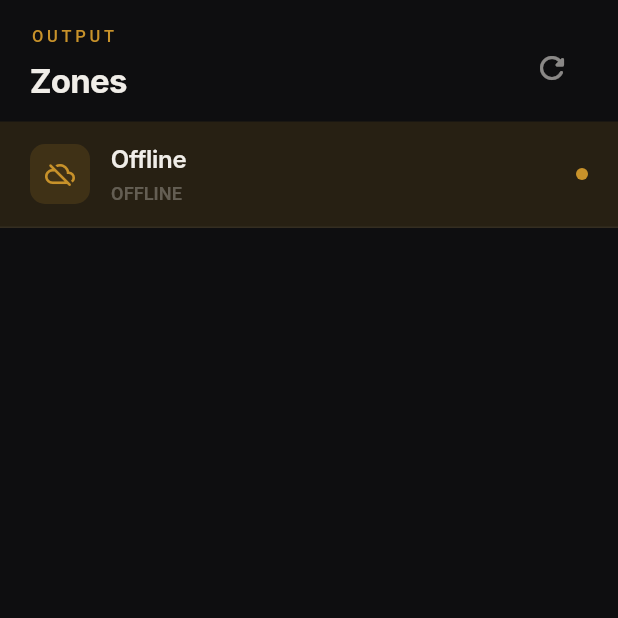
After one commit to vdulnev/jrr_f_bloc, a Flutter app: the ZoneListScreen screen opened directly, after a tap on the "refresh" icon, on a phone screen of 412 x 824 dp, the top half of it. The commit adds this screen. Run offline on Flutter 3.47's test engine with Material 3 defaults, Android fonts, the phone set to English and light mode, and no system bars; our stand-ins replace dio, drift, drift_flutter, flutter_bloc, flutter_secure_storage, fpdart and 6 more; missing offline and left inert: talker_bloc_logger; accounts and stored records are empty; generated files the repository leaves out were written again; Roboto replaces fonts that are missing (IBMPlexMono, Inter); statements that could not run were skipped.

Commit message:
feat(zones): Phase 4. ZonesCubit, ActiveZoneCubit, zone list screen
ZonesCubit owns the 30s polling timer and switches it based on session
state (subscribed to SessionCubit) and active zone (subscribed to
ActiveZoneCubit — polling suspends on the Offline zone per spec §5.1).
ActiveZoneCubit holds Zone? and persists the GUID under
kActiveZoneGuidKey, restoring the saved zone whenever a fresh list
arrives via onZonesLoaded().

ZoneListScreen and ZoneTile are stateless and read both cubits via
BlocBuilder. The per-tile play/pause indicator and audio-quality popup
that exist in the Riverpod version depend on PlayerCubit and
LocalAudioQualityCubit; they're rewired in Phase 5. AndroidAuto live
zone toggle stays inert pending Phase 10.

The placeholder authenticated shell gains a NavigationBar with Server
and Zones tabs so the slice is demoable end-to-end.

```diff
--- /dev/null
+++ b/lib/features/zones/bloc/active_zone_cubit.dart
@@ -0,0 +1,60 @@
+import 'package:flutter_bloc/flutter_bloc.dart';
+import 'package:shared_preferences/shared_preferences.dart';
+import 'package:talker/talker.dart';
+
+import '../data/models/zone.dart';
+import '../data/repositories/zone_repository.dart';
+
+/// Tracks which zone the user is targeting. State is the active zone or
+/// `null` when none has been chosen yet (e.g. zone list still loading).
+///
+/// Persists the active zone's GUID under [kActiveZoneGuidKey] so the same
+/// zone is restored on relaunch.
+class ActiveZoneCubit extends Cubit<Zone?> {
+  final SharedPreferences _prefs;
+  final Talker _talker;
+
+  ActiveZoneCubit({required SharedPreferences prefs, required Talker talker})
+    : _prefs = prefs,
+      _talker = talker,
+      super(null);
+
+  /// Called by [ZonesCubit] whenever a fresh zone list arrives. Restores
+  /// the previously saved zone, falls back to the first zone, or clears
+  /// state if the list is empty.
+  void onZonesLoaded(List<Zone> zones) {
+    if (zones.isEmpty) {
+      clear();
+      return;
+    }
+    final savedGuid = _prefs.getString(kActiveZoneGuidKey);
+    final next = savedGuid != null
+        ? zones.firstWhere(
+            (z) => z.guid == savedGuid,
+            orElse: () => zones.first,
+          )
+        : zones.first;
+    _talker.debug(
+      '[ActiveZoneCubit] Resolved active zone ${next.name} '
+      '(savedGuid=$savedGuid)',
+    );
+    _emitAndPersist(next);
+  }
+
+  void setZone(Zone zone) {
+    _talker.debug('[ActiveZoneCubit] setZone ${zone.name}');
+    _emitAndPersist(zone);
+  }
+
+  void clear() {
+    if (state == null) return;
+    _talker.debug('[ActiveZoneCubit] cleared');
+    emit(null);
+    _prefs.remove(kActiveZoneGuidKey);
+  }
+
+  void _emitAndPersist(Zone zone) {
+    emit(zone);
+    _prefs.setString(kActiveZoneGuidKey, zone.guid);
+  }
+}
--- /dev/null
+++ b/lib/features/zones/bloc/zones_cubit.dart
@@ -0,0 +1,114 @@
+import 'dart:async';
+
+import 'package:flutter_bloc/flutter_bloc.dart';
+import 'package:talker/talker.dart';
+
+import '../../../core/error/app_exception.dart';
+import '../../connection/bloc/session_cubit.dart';
+import '../../connection/bloc/session_state.dart';
+import '../data/models/zone.dart';
+import '../data/repositories/zone_repository.dart';
+import 'active_zone_cubit.dart';
+import 'zones_state.dart';
+
+/// Loads the zone list from the server and polls every 30s while the
+/// session is authenticated. Suspends polling while the active zone is the
+/// synthetic Offline zone (no server to talk to).
+class ZonesCubit extends Cubit<ZonesState> {
+  final ZoneRepository _repo;
+  final SessionCubit _session;
+  final ActiveZoneCubit _activeZone;
+  final Talker _talker;
+
+  static const _pollInterval = Duration(seconds: 30);
+
+  StreamSubscription<SessionState>? _sessionSub;
+  StreamSubscription<Zone?>? _activeZoneSub;
+  Timer? _timer;
+
+  ZonesCubit({
+    required ZoneRepository repository,
+    required SessionCubit session,
+    required ActiveZoneCubit activeZone,
+    required Talker talker,
+  }) : _repo = repository,
+       _session = session,
+       _activeZone = activeZone,
+       _talker = talker,
+       super(const ZonesState.loading()) {
+    _sessionSub = _session.stream.listen(_onSessionChanged);
+    _activeZoneSub = _activeZone.stream.listen(_onActiveZoneChanged);
+    // Seed from current session state — listeners only fire on change.
+    _onSessionChanged(_session.state);
+  }
+
+  void _onSessionChanged(SessionState state) {
+    switch (state) {
+      case Authenticated():
+        refresh();
+        _restartTimer();
+      case Restoring() || Unauthenticated():
+        _stopTimer();
+        emit(const ZonesState.loading());
+    }
+  }
+
+  void _onActiveZoneChanged(Zone? zone) {
+    // Suspend polling when the user picks the Offline zone (server-less).
+    if (zone?.isOffline == true) {
+      _stopTimer();
+    } else if (_session.state is Authenticated && _timer == null) {
+      _restartTimer();
+    }
+  }
+
+  Future<void> refresh() async {
+    final result = await _repo.getZones();
+    result.fold(
+      (e) {
+        _talker.warning('[ZonesCubit] getZones failed: $e');
+        emit(ZonesState.error(error: e));
+      },
+      (zones) {
+        emit(ZonesState.loaded(zones: zones));
+        _activeZone.onZonesLoaded(zones);
+      },
+    );
+  }
+
+  void _restartTimer() {
+    _stopTimer();
+    if (_activeZone.state?.isOffline == true) return;
+    _timer = Timer.periodic(_pollInterval, (_) {
+      _talker.debug('[ZonesCubit] Tick — refreshing zone list');
+      refresh();
+    });
+  }
+
+  void _stopTimer() {
+    _timer?.cancel();
+    _timer = null;
+  }
+
+  /// Pause polling without dropping state (e.g. when the app is backgrounded).
+  void pause() => _stopTimer();
+
+  /// Resume polling if a session is active.
+  void resume() {
+    if (_session.state is Authenticated) {
+      _restartTimer();
+    }
+  }
+
+  /// Convenience for callers that don't want to switch on the union.
+  AppException? get error =>
+      state is ZonesError ? (state as ZonesError).error : null;
+
+  @override
+  Future<void> close() async {
+    _stopTimer();
+    await _sessionSub?.cancel();
+    await _activeZoneSub?.cancel();
+    return super.close();
+  }
+}
--- /dev/null
+++ b/lib/features/zones/bloc/zones_state.dart
@@ -0,0 +1,13 @@
+import 'package:freezed_annotation/freezed_annotation.dart';
+
+import '../../../core/error/app_exception.dart';
+import '../data/models/zone.dart';
+
+part 'zones_state.freezed.dart';
+
+@freezed
+sealed class ZonesState with _$ZonesState {
+  const factory ZonesState.loading() = ZonesLoading;
+  const factory ZonesState.loaded({required List<Zone> zones}) = ZonesLoaded;
+  const factory ZonesState.error({required AppException error}) = ZonesError;
+}
--- /dev/null
+++ b/lib/features/zones/widgets/zone_list_screen.dart
@@ -0,0 +1,82 @@
+import 'package:flutter/material.dart';
+import 'package:flutter_bloc/flutter_bloc.dart';
+
+import '../../../core/theme/app_theme.dart';
+import '../../../shared/widgets/error_view.dart';
+import '../../../shared/widgets/loading_view.dart';
+import '../bloc/active_zone_cubit.dart';
+import '../bloc/zones_cubit.dart';
+import '../bloc/zones_state.dart';
+import 'zone_tile.dart';
+
+class ZoneListScreen extends StatelessWidget {
+  const ZoneListScreen({super.key});
+
+  @override
+  Widget build(BuildContext context) {
+    return Scaffold(
+      body: SafeArea(
+        bottom: false,
+        child: Column(
+          crossAxisAlignment: CrossAxisAlignment.start,
+          children: [
+            Padding(
+              padding: const EdgeInsets.fromLTRB(20, 16, 20, 12),
+              child: Row(
+                crossAxisAlignment: CrossAxisAlignment.end,
+                children: [
+                  const Expanded(
+                    child: Column(
+                      crossAxisAlignment: CrossAxisAlignment.start,
+                      children: [
+                        Text('OUTPUT', style: AppTextStyles.sectionLabel),
+                        SizedBox(height: 6),
+                        Text('Zones', style: AppTextStyles.screenTitle),
+                      ],
+                    ),
+                  ),
+                  IconButton(
+                    onPressed: () => context.read<ZonesCubit>().refresh(),
+                    icon: const Icon(Icons.refresh_rounded),
+                    color: AppColors.text2,
+                    tooltip: 'Refresh zones',
+                  ),
+                ],
+              ),
+            ),
+            Expanded(
+              child: BlocBuilder<ZonesCubit, ZonesState>(
+                builder: (context, state) => switch (state) {
+                  ZonesLoading() => const LoadingView(),
+                  ZonesError(:final error) => ErrorView(
+                    error: error,
+                    onRetry: () => context.read<ZonesCubit>().refresh(),
+                  ),
+                  ZonesLoaded(:final zones) =>
+                    BlocBuilder<ActiveZoneCubit, dynamic>(
+                      builder: (context, active) {
+                        return ListView.builder(
+                          padding: const EdgeInsets.only(bottom: 16),
+                          itemCount: zones.length,
+                          itemBuilder: (_, i) {
+                            final zone = zones[i];
+                            return ZoneTile(
+                              zone: zone,
+                              isActive: active?.id == zone.id,
+                              onTap: () => context
+                                  .read<ActiveZoneCubit>()
+                                  .setZone(zone),
+                            );
+                          },
+                        );
+                      },
+                    ),
+                },
+              ),
+            ),
+          ],
+        ),
+      ),
+    );
+  }
+}
--- /dev/null
+++ b/lib/features/zones/widgets/zone_tile.dart
@@ -0,0 +1,105 @@
+import 'package:flutter/material.dart';
+
+import '../../../core/theme/app_theme.dart';
+import '../data/models/zone.dart';
+
+/// A single row in the zone list. The play/pause indicator and the
+/// audio-quality popup depend on PlayerCubit / LocalAudioQualityCubit and
+/// are wired in Phase 5.
+class ZoneTile extends StatelessWidget {
+  final Zone zone;
+  final bool isActive;
+  final VoidCallback onTap;
+
+  const ZoneTile({
+    super.key,
+    required this.zone,
+    required this.isActive,
+    required this.onTap,
+  });
+
+  @override
+  Widget build(BuildContext context) {
+    return GestureDetector(
+      behavior: HitTestBehavior.opaque,
+      onTap: onTap,
+      child: Container(
+        padding: const EdgeInsets.symmetric(horizontal: 20, vertical: 14),
+        decoration: BoxDecoration(
+          color: isActive ? AppColors.accentDim : Colors.transparent,
+          border: const Border(bottom: BorderSide(color: AppColors.line)),
+        ),
+        child: Row(
+          children: [
+            Container(
+              width: 40,
+              height: 40,
+              decoration: BoxDecoration(
+                color: isActive
+                    ? AppColors.accent.withValues(alpha: 0.15)
+                    : AppColors.bg3,
+                borderRadius: BorderRadius.circular(10),
+              ),
+              alignment: Alignment.center,
+              child: Icon(_iconFor(zone), size: 20, color: _iconColor(isActive)),
+            ),
+            const SizedBox(width: 14),
+            Expanded(
+              child: Column(
+                crossAxisAlignment: CrossAxisAlignment.start,
+                children: [
+                  Text(
+                    zone.name,
+                    style: AppTextStyles.itemTitle.copyWith(
+                      fontWeight: isActive
+                          ? FontWeight.w600
+                          : FontWeight.w500,
+                    ),
+                    maxLines: 1,
+                    overflow: TextOverflow.ellipsis,
+                  ),
+                  if (_subtitle(zone) != null)
+                    Padding(
+                      padding: const EdgeInsets.only(top: 2),
+                      child: Text(
+                        _subtitle(zone)!,
+                        style: AppTextStyles.monoLabel,
+                      ),
+                    ),
+                ],
+              ),
+            ),
+            if (isActive)
+              Container(
+                width: 8,
+                height: 8,
+                decoration: const BoxDecoration(
+                  shape: BoxShape.circle,
+                  color: AppColors.accent,
+                ),
+              ),
+          ],
+        ),
+      ),
+    );
+  }
+
+  static IconData _iconFor(Zone z) {
+    if (z.isAndroidAuto) return Icons.directions_car_rounded;
+    if (z.isLocal) return Icons.smartphone_rounded;
+    if (z.isOffline) return Icons.cloud_off_rounded;
+    if (z.isDLNA) return Icons.cast_rounded;
+    return Icons.speaker_rounded;
+  }
+
+  static Color _iconColor(bool isActive) =>
+      isActive ? AppColors.accent : AppColors.text3;
+
+  static String? _subtitle(Zone z) {
+    if (z.isAndroidAuto) return 'ANDROID AUTO';
+    if (z.isLocal) return 'LOCAL';
+    if (z.isOffline) return 'OFFLINE';
+    if (z.isDLNA) return 'DLNA';
+    return null;
+  }
+}
```
Also changed, not shown: lib/app.dart (+15 -0 lines), lib/core/router/root_screen.dart (+63 -25 lines), lib/features/zones/bloc/zones_state.freezed.dart (added).
